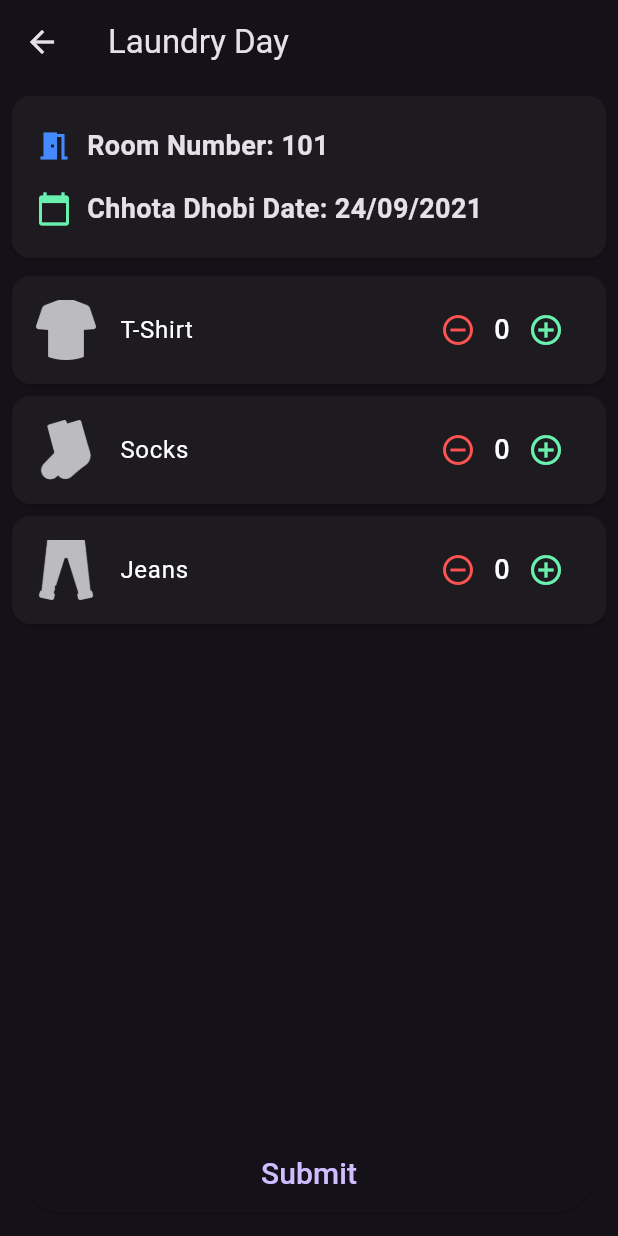
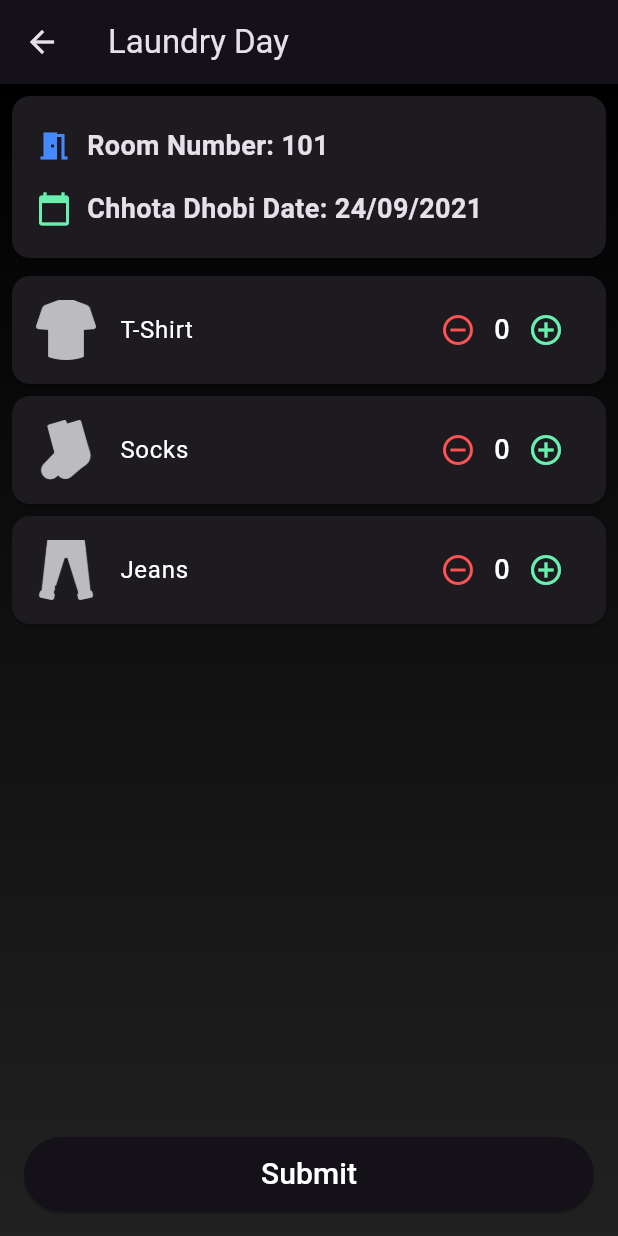
Before and after one commit to drowsy-coder/solveathon24, a Flutter app: the ClothCounterPage screen opened directly, on a phone screen of 412 x 824 dp. Run offline on Flutter 3.47's test engine with Material 3 defaults, Android fonts, the phone set to English and light mode, and no system bars; our stand-ins replace audioplayers, carousel_slider, cloud_firestore, dropdown_textfield, firebase_auth, firebase_core and 4 more; missing offline and left inert: flutter_face_api, google_mlkit_face_detection; accounts and stored records are empty.

```diff
--- a/lib/screens/dhobi.dart
+++ b/lib/screens/dhobi.dart
@@ -28,12 +28,26 @@ class _ClothCounterPageState extends State<ClothCounterPage> {
       appBar: AppBar(
         title: const Text('Laundry Day'),
       ),
-      body: Column(
+      body: Stack(
+        children: [
+          Positioned.fill(
+            child: Container(
+              decoration: BoxDecoration(
+                gradient: LinearGradient(
+                  begin: Alignment.topCenter,
+                  end: Alignment.bottomCenter,
+                  colors: [Colors.black, Colors.grey[900]!],
+                ),
+              ),
+            ),
+          ),
+          Column(
             children: [
               const Card(
                 margin: EdgeInsets.all(8.0),
                 child: Padding(
-              padding: EdgeInsets.symmetric(vertical: 20.0, horizontal: 16.0),
+                  padding:
+                      EdgeInsets.symmetric(vertical: 20.0, horizontal: 16.0),
                   child: Column(
                     crossAxisAlignment: CrossAxisAlignment.start,
                     children: [
@@ -93,8 +107,8 @@ class _ClothCounterPageState extends State<ClothCounterPage> {
                             IconButton(
                               icon: const Icon(Icons.remove_circle_outline,
                                   color: Colors.redAccent),
-                          onPressed: () => setState(() =>
-                              item.count = item.count > 0 ? item.count - 1 : 0),
+                              onPressed: () => setState(() => item.count =
+                                  item.count > 0 ? item.count - 1 : 0),
                             ),
                             Text('${item.count}',
                                 style: const TextStyle(
@@ -125,8 +139,8 @@ class _ClothCounterPageState extends State<ClothCounterPage> {
                       builder: (BuildContext context) {
                         return AlertDialog(
                           title: const Text('Submission Successful'),
-                      content:
-                          const Text('Your laundry count has been submitted.'),
+                          content: const Text(
+                              'Your laundry count has been submitted.'),
                           actions: <Widget>[
                             TextButton(
                               onPressed: () => Navigator.of(context).pop(),
@@ -137,8 +151,11 @@ class _ClothCounterPageState extends State<ClothCounterPage> {
                       },
                     );
                   },
-              child: const Text('Submit', style: TextStyle(fontSize: 20)),
+                  child: const Text('Submit',
+                      style: TextStyle(fontSize: 20, color: Colors.white)),
                 ),
+              ),
+            ],
           ),
         ],
       ),
```
Lines whose indentation alone changed are shown as unchanged.
